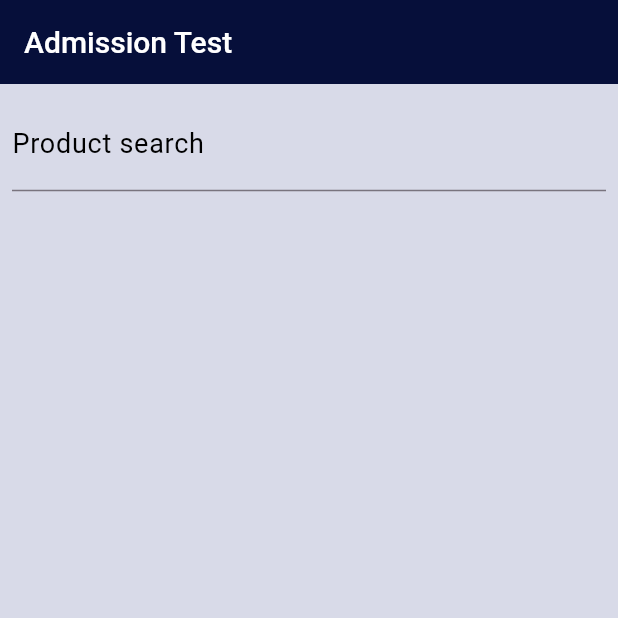
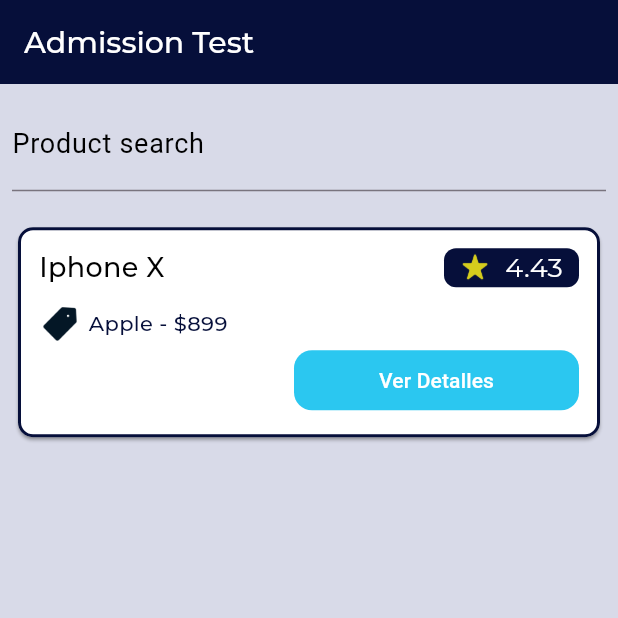
Before and after one commit to valenzuela21/MVVM-FLUTTER-Clean-Code, a Flutter app: the ProductsView screen opened directly, on a phone screen of 412 x 824 dp, the top half of it. Run offline on Flutter 3.47's test engine with Material 3 defaults, Android fonts, the phone set to English and light mode, and no system bars; our stand-ins replace dartz, dio, easy_localization, flutter_phoenix, freezed_annotation, get_it and 6 more; accounts and stored records are empty; generated files the repository leaves out were written again.

Commit message:
MVVM Flutter

```diff
--- /dev/null
+++ b/lib/presentation/details_product/details_product.dart
@@ -0,0 +1,15 @@
+import 'package:flutter/material.dart';
+
+class DetailsProductView extends StatefulWidget {
+  const DetailsProductView({super.key});
+
+  @override
+  State<DetailsProductView> createState() => _DetailsProductViewState();
+}
+
+class _DetailsProductViewState extends State<DetailsProductView> {
+  @override
+  Widget build(BuildContext context) {
+    return const Placeholder();
+  }
+}
--- a/lib/presentation/products/products.dart
+++ b/lib/presentation/products/products.dart
@@ -1,3 +1,4 @@
+import 'package:approducts/presentation/resources/assets_manager.dart';
 import 'package:approducts/presentation/resources/color_manager.dart';
 import 'package:approducts/presentation/resources/strings_manager.dart';
 import 'package:approducts/presentation/resources/values_manager.dart';
@@ -23,8 +24,10 @@
           automaticallyImplyLeading: false,
           centerTitle: false,
           backgroundColor: ColorManager.primary,
-          title: Text(AppStrings.testStartInit, style: getMediumStyle(
-              color: ColorManager.white, fontSize: AppSize.s20)).tr(),
+          title: Text(AppStrings.testStartInit,
+                  style: getMediumStyle(
+                      color: ColorManager.white, fontSize: AppSize.s20))
+              .tr(),
         ),
         backgroundColor: ColorManager.grayLight,
         body: SafeArea(
@@ -46,15 +49,134 @@
                     fontSize: AppSize.s18,
                     color: ColorManager.black,
                   ),
-                  contentPadding: EdgeInsets.symmetric(horizontal: AppSize.s0, vertical: AppSize.s8),
+                  contentPadding: EdgeInsets.symmetric(
+                      horizontal: AppSize.s0, vertical: AppSize.s8),
                 ),
                 style: TextStyle(
-                  fontSize: AppSize.s20, // Tamaño de la fuente cuando el usuario escribe
+                  fontSize: AppSize.s20,
+                  // Tamaño de la fuente cuando el usuario escribe
                   color: Colors.black, // Color del texto escrito
                 ),
+              ),
+              SizedBox(height: AppSize.s20),
+              Column(
+                children: [
+                  Container(
+                      width: double.infinity,
+                      child: Card(
+                          child: Padding(
+                              padding: EdgeInsets.symmetric(
+                                  horizontal: AppSize.s14,
+                                  vertical: AppSize.s14),
+                              child: Column(
+                                children: [
+                                  _HeaderCard(),
+                                  _ContentCard()
+                                ],
+                              ))))
+                ],
               )
             ],
           ),
         )));
   }
 }
+
+class _ContentCard extends StatelessWidget {
+  const _ContentCard({super.key});
+
+  @override
+  Widget build(BuildContext context) {
+    return   Column(
+      children: [
+        SizedBox(height: 10),
+        Column(
+          children: [
+            Row(
+              children: [
+                Image.asset(
+                  ImageAssets.clip,
+                  width: AppSize.s28,
+                  height: AppSize.s28,
+                ),
+                SizedBox(width: 5),
+                Text("Apple - \$899", style: getMediumStyle(color: ColorManager.primary, fontSize: AppSize.s14),)
+              ],
+            ),
+            Align(
+              alignment: Alignment.centerRight,
+              child: TextButton(
+                style: TextButton.styleFrom(
+                  backgroundColor: ColorManager.blue,
+                  foregroundColor: ColorManager.white,
+                  minimumSize: Size(AppSize.s190, AppSize.s40),
+                  shape: RoundedRectangleBorder(
+                    borderRadius: BorderRadius.circular(AppSize.s12),
+                  ),
+                ),
+
+                onPressed: () {},
+                child: Text("Ver Detalles"),
+              ),
+            ),
+
+          ],
+        )
+      ],
+    );
+  }
+}
+
+
+class _HeaderCard extends StatelessWidget {
+  const _HeaderCard({
+    super.key,
+  });
+
+  @override
+  Widget build(BuildContext context) {
+    return Row(
+      children: [
+        Flexible(
+            flex: 3,
+            child: Container(
+              width: double.infinity,
+              child: Text("Iphone X",
+                  style: getMediumStyle(
+                      color: ColorManager.black,
+                      fontSize: AppSize.s18)),
+            )),
+        Flexible(
+            flex: 1,
+            child: Container(
+              width: 90,
+              decoration: BoxDecoration(
+                color: ColorManager.primary,
+                // Color de fondo del contenedor
+                borderRadius:
+                    BorderRadius.circular(AppSize
+                        .s8), // Aquí aplicamos el borde redondeado
+              ),
+              child: Row(
+                mainAxisAlignment:
+                    MainAxisAlignment.center,
+                children: [
+                  Image.asset(
+                    ImageAssets.start,
+                    width: AppSize.s20,
+                    height: AppSize.s20,
+                  ),
+                  SizedBox(width: 10),
+                  Text(
+                    "4.43",
+                    style: getRegularStyle(
+                        color: ColorManager.white,
+                        fontSize: AppSize.s18),
+                  )
+                ],
+              ),
+            )),
+      ],
+    );
+  }
+}
--- a/lib/presentation/resources/assets_manager.dart
+++ b/lib/presentation/resources/assets_manager.dart
@@ -1,4 +1,6 @@
 const String IMAGE_PATH = "assets/images";
 class ImageAssets {
   static const String plashLogo = "$IMAGE_PATH/logo.jpg";
+  static const String start = "$IMAGE_PATH/start.png";
+  static const String clip = "$IMAGE_PATH/clip.png";
 }
--- a/lib/presentation/resources/theme_manager.dart
+++ b/lib/presentation/resources/theme_manager.dart
@@ -7,6 +7,26 @@
 ThemeData getApplicationTheme() {
   return ThemeData(
     primaryColor: ColorManager.primary,
+
+    cardTheme: CardTheme(
+      color: ColorManager.white,
+      shadowColor: ColorManager.gray,
+      elevation: AppSize.s1,
+      shape: RoundedRectangleBorder(
+        borderRadius: BorderRadius.circular(10),
+        side: BorderSide(
+          color: ColorManager.primary,
+          width: AppSize.s2,
+        ),
+      ),
+    ),
+
+    textTheme: TextTheme(
+      displayMedium: getMediumStyle(color: ColorManager.black),
+      bodyMedium: getMediumStyle(color: ColorManager.gray),
+      titleMedium: getMediumStyle(color: ColorManager.white)
+    ),
+
     buttonTheme: ButtonThemeData(
         shape: StadiumBorder(),
         disabledColor: ColorManager.white,
@@ -18,6 +38,8 @@
       labelStyle: getMediumStyle(color: ColorManager.gray),
       errorStyle: getRegularStyle(color: ColorManager.error),
     ),
+
+
 
     elevatedButtonTheme: ElevatedButtonThemeData(
       style: ElevatedButton.styleFrom(
--- a/lib/presentation/resources/values_manager.dart
+++ b/lib/presentation/resources/values_manager.dart
@@ -25,6 +25,7 @@
 class AppSize {
   static const double s0 = 0;
   static const double s1 = 1;
+  static const double s2 = 2;
   static const double s1_5 = 1.5;
   static const double s4 = 4.0;
   static const double s8 = 8.0;
```
Also changed, not shown: pubspec.yaml (+13 -1 lines), assets/fonts/Montserrat-Bold.ttf (added), assets/fonts/Montserrat-Light.ttf (added), assets/fonts/Montserrat-Medium.ttf (added), assets/fonts/Montserrat-Regular.ttf (added), assets/fonts/Montserrat-SemiBold.ttf (added), assets/images/clip.png (added), assets/images/start.png (added).
